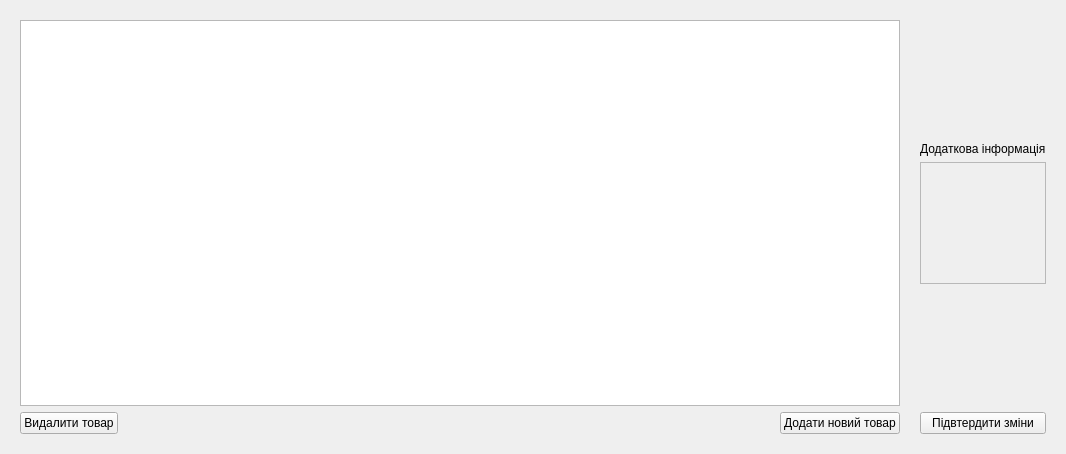
The window that src/View/MenuAdmin/menueditproduct.ui (Fyz-dev/GunStore) describes before a commit, drawn with Qt 5.
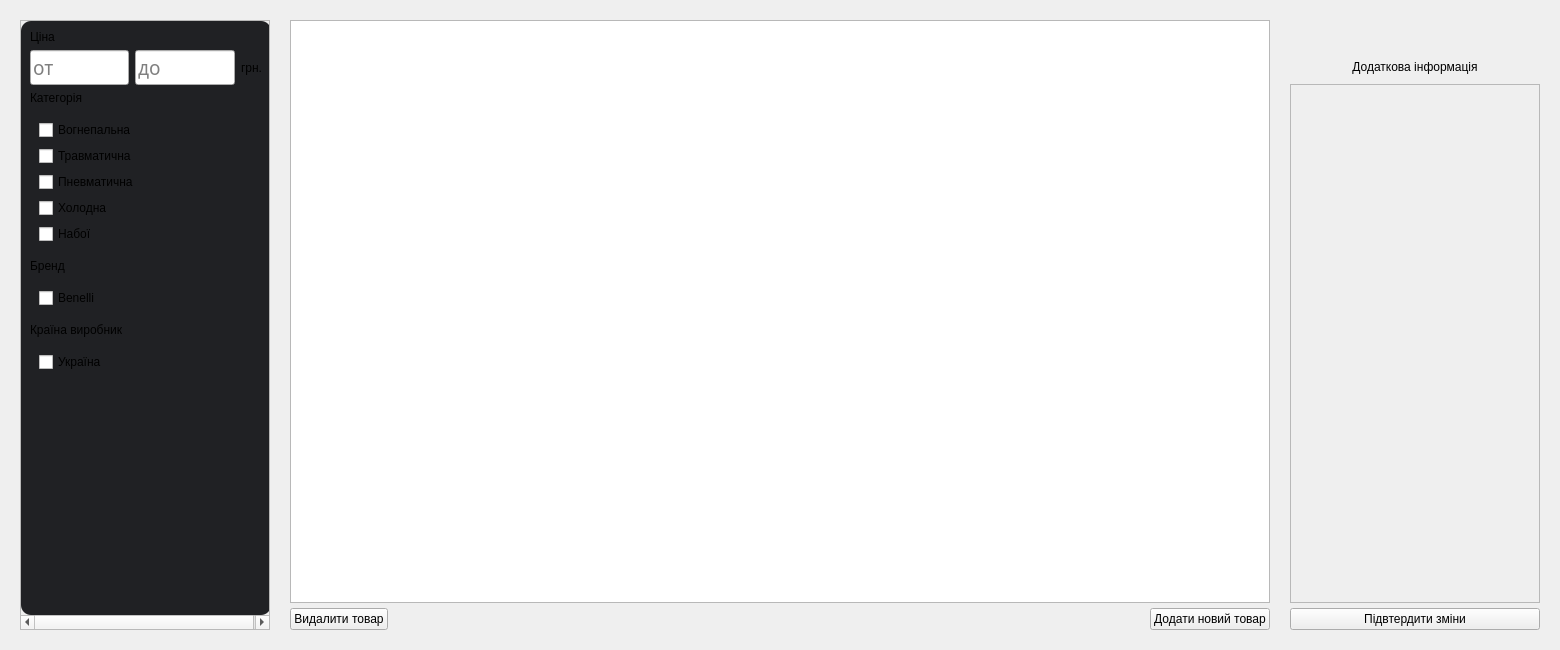
The same window after the commit.

Commit message: Decomposed the MainMenuViewModel into BaseViewModelForProduct.

```diff
--- a/src/View/MenuAdmin/menueditproduct.ui
+++ b/src/View/MenuAdmin/menueditproduct.ui
@@ -6,14 +6,24 @@
    <rect>
     <x>0</x>
     <y>0</y>
-    <width>1066</width>
-    <height>454</height>
+    <width>1560</width>
+    <height>650</height>
    </rect>
   </property>
   <property name="windowTitle">
    <string>Form</string>
   </property>
-  <layout class="QHBoxLayout" name="horizontalLayout">
+  <property name="styleSheet">
+   <string notr="true">QWidget#scrollAreaWidgetContents {
+	border-radius: 10px;
+	background-color: #202124;
+}
+
+QWidget#infoSelectProduct{
+	background-color: transparent;
+}</string>
+  </property>
+  <layout class="QHBoxLayout" name="horizontalLayout_2">
    <property name="spacing">
     <number>20</number>
    </property>
@@ -30,82 +40,469 @@
     <number>20</number>
    </property>
    <item>
-    <widget class="QWidget" name="tableEdit" native="true">
-     <layout class="QVBoxLayout" name="verticalLayout_3">
-      <property name="spacing">
-       <number>6</number>
+    <widget class="QScrollArea" name="scrollArea">
+     <property name="sizePolicy">
+      <sizepolicy hsizetype="Preferred" vsizetype="Preferred">
+       <horstretch>0</horstretch>
+       <verstretch>0</verstretch>
+      </sizepolicy>
+     </property>
+     <property name="minimumSize">
+      <size>
+       <width>250</width>
+       <height>0</height>
+      </size>
+     </property>
+     <property name="maximumSize">
+      <size>
+       <width>250</width>
+       <height>16777215</height>
+      </size>
+     </property>
+     <property name="focusPolicy">
+      <enum>Qt::NoFocus</enum>
+     </property>
+     <property name="contextMenuPolicy">
+      <enum>Qt::NoContextMenu</enum>
+     </property>
+     <property name="styleSheet">
+      <string notr="true"/>
+     </property>
+     <property name="sizeAdjustPolicy">
+      <enum>QAbstractScrollArea::AdjustToContents</enum>
+     </property>
+     <property name="widgetResizable">
+      <bool>true</bool>
+     </property>
+     <widget class="QWidget" name="scrollAreaWidgetContents">
+      <property name="geometry">
+       <rect>
+        <x>0</x>
+        <y>0</y>
+        <width>250</width>
+        <height>594</height>
+       </rect>
       </property>
-      <property name="leftMargin">
-       <number>0</number>
+      <property name="sizePolicy">
+       <sizepolicy hsizetype="Preferred" vsizetype="Preferred">
+        <horstretch>0</horstretch>
+        <verstretch>0</verstretch>
+       </sizepolicy>
       </property>
-      <property name="topMargin">
-       <number>0</number>
+      <property name="minimumSize">
+       <size>
+        <width>250</width>
+        <height>0</height>
+       </size>
       </property>
-      <property name="rightMargin">
-       <number>0</number>
+      <property name="maximumSize">
+       <size>
+        <width>250</width>
+        <height>16777215</height>
+       </size>
       </property>
-      <property name="bottomMargin">
-       <number>0</number>
+      <property name="contextMenuPolicy">
+       <enum>Qt::DefaultContextMenu</enum>
       </property>
-      <item>
-       <widget class="QTableView" name="BD"/>
-      </item>
-      <item>
-       <layout class="QHBoxLayout" name="horizontalLayout_6">
-        <item>
-         <widget class="QPushButton" name="buttonDeleteProduct">
-          <property name="text">
-           <string>Видалити товар</string>
-          </property>
-         </widget>
-        </item>
-        <item>
-         <spacer name="horizontalSpacer_3">
-          <property name="orientation">
-           <enum>Qt::Horizontal</enum>
-          </property>
-          <property name="sizeHint" stdset="0">
-           <size>
-            <width>40</width>
-            <height>20</height>
-           </size>
-          </property>
-         </spacer>
-        </item>
-        <item>
-         <widget class="QPushButton" name="buttonAddNewProduct">
-          <property name="text">
-           <string>Додати новий товар</string>
-          </property>
-         </widget>
-        </item>
-       </layout>
-      </item>
-     </layout>
+      <layout class="QVBoxLayout" name="verticalLayout_10">
+       <item>
+        <layout class="QVBoxLayout" name="priceFilter">
+         <item>
+          <widget class="QLabel" name="label_9">
+           <property name="sizePolicy">
+            <sizepolicy hsizetype="Maximum" vsizetype="Fixed">
+             <horstretch>0</horstretch>
+             <verstretch>0</verstretch>
+            </sizepolicy>
+           </property>
+           <property name="text">
+            <string>Ціна</string>
+           </property>
+          </widget>
+         </item>
+         <item>
+          <layout class="QHBoxLayout" name="horizontalLayout_4">
+           <property name="sizeConstraint">
+            <enum>QLayout::SetFixedSize</enum>
+           </property>
+           <item>
+            <widget class="QLineEdit" name="inputTo_2">
+             <property name="sizePolicy">
+              <sizepolicy hsizetype="Preferred" vsizetype="Fixed">
+               <horstretch>0</horstretch>
+               <verstretch>0</verstretch>
+              </sizepolicy>
+             </property>
+             <property name="minimumSize">
+              <size>
+               <width>0</width>
+               <height>0</height>
+              </size>
+             </property>
+             <property name="maximumSize">
+              <size>
+               <width>16777215</width>
+               <height>16777215</height>
+              </size>
+             </property>
+             <property name="font">
+              <font>
+               <family>Franklin Gothic Medium</family>
+               <pointsize>14</pointsize>
+               <italic>false</italic>
+               <bold>false</bold>
+              </font>
+             </property>
+             <property name="inputMask">
+              <string/>
+             </property>
+             <property name="placeholderText">
+              <string>от</string>
+             </property>
+            </widget>
+           </item>
+           <item>
+            <widget class="QLineEdit" name="inputDo_2">
+             <property name="sizePolicy">
+              <sizepolicy hsizetype="Preferred" vsizetype="Fixed">
+               <horstretch>0</horstretch>
+               <verstretch>0</verstretch>
+              </sizepolicy>
+             </property>
+             <property name="maximumSize">
+              <size>
+               <width>16777215</width>
+               <height>16777215</height>
+              </size>
+             </property>
+             <property name="font">
+              <font>
+               <family>Franklin Gothic Medium</family>
+               <pointsize>14</pointsize>
+               <italic>false</italic>
+               <bold>false</bold>
+              </font>
+             </property>
+             <property name="inputMask">
+              <string/>
+             </property>
+             <property name="placeholderText">
+              <string>до</string>
+             </property>
+            </widget>
+           </item>
+           <item>
+            <widget class="QLabel" name="label_10">
+             <property name="text">
+              <string>грн.</string>
+             </property>
+            </widget>
+           </item>
+          </layout>
+         </item>
+        </layout>
+       </item>
+       <item>
+        <layout class="QVBoxLayout" name="categoryFilter" stretch="1,1">
+         <item>
+          <widget class="QLabel" name="label_14">
+           <property name="sizePolicy">
+            <sizepolicy hsizetype="Maximum" vsizetype="Maximum">
+             <horstretch>0</horstretch>
+             <verstretch>0</verstretch>
+            </sizepolicy>
+           </property>
+           <property name="text">
+            <string>Категорія</string>
+           </property>
+          </widget>
+         </item>
+         <item>
+          <widget class="QFrame" name="frameCategorys">
+           <property name="sizePolicy">
+            <sizepolicy hsizetype="Maximum" vsizetype="Fixed">
+             <horstretch>0</horstretch>
+             <verstretch>0</verstretch>
+            </sizepolicy>
+           </property>
+           <layout class="QVBoxLayout" name="verticalLayout_11">
+            <item>
+             <widget class="QCheckBox" name="checkBox_10">
+              <property name="sizePolicy">
+               <sizepolicy hsizetype="Maximum" vsizetype="Fixed">
+                <horstretch>0</horstretch>
+                <verstretch>0</verstretch>
+               </sizepolicy>
+              </property>
+              <property name="text">
+               <string>Вогнепальна</string>
+              </property>
+             </widget>
+            </item>
+            <item>
+             <widget class="QCheckBox" name="checkBox_11">
+              <property name="sizePolicy">
+               <sizepolicy hsizetype="Maximum" vsizetype="Fixed">
+                <horstretch>0</horstretch>
+                <verstretch>0</verstretch>
+               </sizepolicy>
+              </property>
+              <property name="text">
+               <string>Травматична</string>
+              </property>
+             </widget>
+            </item>
+            <item>
+             <widget class="QCheckBox" name="checkBox_15">
+              <property name="sizePolicy">
+               <sizepolicy hsizetype="Maximum" vsizetype="Fixed">
+                <horstretch>0</horstretch>
+                <verstretch>0</verstretch>
+               </sizepolicy>
+              </property>
+              <property name="text">
+               <string>Пневматична</string>
+              </property>
+             </widget>
+            </item>
+            <item>
+             <widget class="QCheckBox" name="checkBox_16">
+              <property name="sizePolicy">
+               <sizepolicy hsizetype="Maximum" vsizetype="Fixed">
+                <horstretch>0</horstretch>
+                <verstretch>0</verstretch>
+               </sizepolicy>
+              </property>
+              <property name="text">
+               <string>Холодна</string>
+              </property>
+             </widget>
+            </item>
+            <item>
+             <widget class="QCheckBox" name="checkBox_17">
+              <property name="sizePolicy">
+               <sizepolicy hsizetype="Maximum" vsizetype="Fixed">
+                <horstretch>0</horstretch>
+                <verstretch>0</verstretch>
+               </sizepolicy>
+              </property>
+              <property name="text">
+               <string>Набої</string>
+              </property>
+             </widget>
+            </item>
+           </layout>
+          </widget>
+         </item>
+        </layout>
+       </item>
+       <item>
+        <layout class="QVBoxLayout" name="brendFilter">
+         <item>
+          <widget class="QLabel" name="label_15">
+           <property name="sizePolicy">
+            <sizepolicy hsizetype="Maximum" vsizetype="Preferred">
+             <horstretch>0</horstretch>
+             <verstretch>0</verstretch>
+            </sizepolicy>
+           </property>
+           <property name="text">
+            <string>Бренд</string>
+           </property>
+          </widget>
+         </item>
+         <item>
+          <widget class="QFrame" name="frameBrands">
+           <property name="sizePolicy">
+            <sizepolicy hsizetype="Maximum" vsizetype="Fixed">
+             <horstretch>0</horstretch>
+             <verstretch>0</verstretch>
+            </sizepolicy>
+           </property>
+           <layout class="QVBoxLayout" name="verticalLayout_12">
+            <item>
+             <widget class="QCheckBox" name="checkBox_18">
+              <property name="sizePolicy">
+               <sizepolicy hsizetype="Maximum" vsizetype="Fixed">
+                <horstretch>0</horstretch>
+                <verstretch>0</verstretch>
+               </sizepolicy>
+              </property>
+              <property name="text">
+               <string>Benelli</string>
+              </property>
+             </widget>
+            </item>
+           </layout>
+          </widget>
+         </item>
+        </layout>
+       </item>
+       <item>
+        <layout class="QVBoxLayout" name="countryFilter">
+         <item>
+          <widget class="QLabel" name="label_16">
+           <property name="sizePolicy">
+            <sizepolicy hsizetype="Maximum" vsizetype="Preferred">
+             <horstretch>0</horstretch>
+             <verstretch>0</verstretch>
+            </sizepolicy>
+           </property>
+           <property name="text">
+            <string>Країна виробник</string>
+           </property>
+          </widget>
+         </item>
+         <item>
+          <widget class="QFrame" name="frameCountries">
+           <property name="sizePolicy">
+            <sizepolicy hsizetype="Maximum" vsizetype="Fixed">
+             <horstretch>0</horstretch>
+             <verstretch>0</verstretch>
+            </sizepolicy>
+           </property>
+           <layout class="QVBoxLayout" name="verticalLayout_13">
+            <item>
+             <widget class="QCheckBox" name="checkBox_19">
+              <property name="sizePolicy">
+               <sizepolicy hsizetype="Maximum" vsizetype="Fixed">
+                <horstretch>0</horstretch>
+                <verstretch>0</verstretch>
+               </sizepolicy>
+              </property>
+              <property name="text">
+               <string>Україна</string>
+              </property>
+             </widget>
+            </item>
+           </layout>
+          </widget>
+         </item>
+        </layout>
+       </item>
+       <item>
+        <spacer name="verticalSpacer_11">
+         <property name="orientation">
+          <enum>Qt::Vertical</enum>
+         </property>
+         <property name="sizeType">
+          <enum>QSizePolicy::Expanding</enum>
+         </property>
+         <property name="sizeHint" stdset="0">
+          <size>
+           <width>20</width>
+           <height>40</height>
+          </size>
+         </property>
+        </spacer>
+       </item>
+      </layout>
+     </widget>
     </widget>
    </item>
    <item>
-    <widget class="QWidget" name="additionalInfo" native="true">
-     <layout class="QVBoxLayout" name="verticalLayout">
-      <property name="leftMargin">
-       <number>0</number>
-      </property>
-      <property name="topMargin">
-       <number>0</number>
-      </property>
-      <property name="rightMargin">
-       <number>0</number>
-      </property>
-      <property name="bottomMargin">
-       <number>0</number>
-      </property>
-      <item>
-       <layout class="QVBoxLayout" name="verticalLayout_AddInfo_2">
+    <layout class="QVBoxLayout" name="verticalLayout">
+     <property name="spacing">
+      <number>5</number>
+     </property>
+     <item>
+      <widget class="QTableView" name="tableViewProduct">
+       <property name="editTriggers">
+        <set>QAbstractItemView::NoEditTriggers</set>
+       </property>
+       <property name="selectionMode">
+        <enum>QAbstractItemView::SingleSelection</enum>
+       </property>
+       <property name="selectionBehavior">
+        <enum>QAbstractItemView::SelectRows</enum>
+       </property>
+       <property name="sortingEnabled">
+        <bool>true</bool>
+       </property>
+      </widget>
+     </item>
+     <item>
+      <layout class="QHBoxLayout" name="horizontalLayout">
+       <item>
+        <widget class="QPushButton" name="buttonDeleteProduct">
+         <property name="text">
+          <string>Видалити товар</string>
+         </property>
+        </widget>
+       </item>
+       <item>
+        <spacer name="horizontalSpacer_3">
+         <property name="orientation">
+          <enum>Qt::Horizontal</enum>
+         </property>
+         <property name="sizeHint" stdset="0">
+          <size>
+           <width>37</width>
+           <height>20</height>
+          </size>
+         </property>
+        </spacer>
+       </item>
+       <item>
+        <widget class="QPushButton" name="buttonAddNewProduct">
+         <property name="text">
+          <string>Додати новий товар</string>
+         </property>
+        </widget>
+       </item>
+      </layout>
+     </item>
+    </layout>
+   </item>
+   <item>
+    <layout class="QVBoxLayout" name="verticalLayout_2">
+     <property name="spacing">
+      <number>5</number>
+     </property>
+     <item>
+      <widget class="QWidget" name="infoProductAndSuc" native="true">
+       <property name="sizePolicy">
+        <sizepolicy hsizetype="Preferred" vsizetype="Preferred">
+         <horstretch>0</horstretch>
+         <verstretch>0</verstretch>
+        </sizepolicy>
+       </property>
+       <property name="minimumSize">
+        <size>
+         <width>250</width>
+         <height>0</height>
+        </size>
+       </property>
+       <property name="maximumSize">
+        <size>
+         <width>16777215</width>
+         <height>16777215</height>
+        </size>
+       </property>
+       <layout class="QVBoxLayout" name="verticalLayout_14">
+        <property name="spacing">
+         <number>10</number>
+        </property>
+        <property name="leftMargin">
+         <number>0</number>
+        </property>
+        <property name="topMargin">
+         <number>0</number>
+        </property>
+        <property name="rightMargin">
+         <number>0</number>
+        </property>
+        <property name="bottomMargin">
+         <number>0</number>
+        </property>
         <item>
-         <spacer name="verticalSpacer_7">
+         <spacer name="verticalSpacer_5">
           <property name="orientation">
            <enum>Qt::Vertical</enum>
           </property>
+          <property name="sizeType">
+           <enum>QSizePolicy::Preferred</enum>
+          </property>
           <property name="sizeHint" stdset="0">
            <size>
             <width>20</width>
@@ -115,65 +512,82 @@
          </spacer>
         </item>
         <item>
-         <widget class="QLabel" name="label_2">
-          <property name="sizePolicy">
-           <sizepolicy hsizetype="Preferred" vsizetype="Fixed">
-            <horstretch>0</horstretch>
-            <verstretch>0</verstretch>
-           </sizepolicy>
-          </property>
-          <property name="text">
-           <string>Додаткова інформація</string>
-          </property>
-         </widget>
+         <layout class="QVBoxLayout" name="verticalLayout_15">
+          <item>
+           <layout class="QHBoxLayout" name="horizontalLayout_5">
+            <item>
+             <widget class="QLabel" name="label_3">
+              <property name="sizePolicy">
+               <sizepolicy hsizetype="Preferred" vsizetype="Preferred">
+                <horstretch>0</horstretch>
+                <verstretch>0</verstretch>
+               </sizepolicy>
+              </property>
+              <property name="text">
+               <string>Додаткова інформація</string>
+              </property>
+              <property name="alignment">
+               <set>Qt::AlignCenter</set>
+              </property>
+             </widget>
+            </item>
+           </layout>
+          </item>
+          <item>
+           <widget class="QScrollArea" name="infoSelectProductScroll">
+            <property name="sizePolicy">
+             <sizepolicy hsizetype="Preferred" vsizetype="Expanding">
+              <horstretch>0</horstretch>
+              <verstretch>0</verstretch>
+             </sizepolicy>
+            </property>
+            <property name="styleSheet">
+             <string notr="true"/>
+            </property>
+            <property name="horizontalScrollBarPolicy">
+             <enum>Qt::ScrollBarAsNeeded</enum>
+            </property>
+            <property name="sizeAdjustPolicy">
+             <enum>QAbstractScrollArea::AdjustIgnored</enum>
+            </property>
+            <property name="widgetResizable">
+             <bool>true</bool>
+            </property>
+            <property name="alignment">
+             <set>Qt::AlignLeading|Qt::AlignLeft|Qt::AlignTop</set>
+            </property>
+            <widget class="QWidget" name="infoSelectProduct">
+             <property name="geometry">
+              <rect>
+               <x>0</x>
+               <y>0</y>
+               <width>246</width>
+               <height>501</height>
+              </rect>
+             </property>
+             <property name="sizePolicy">
+              <sizepolicy hsizetype="Preferred" vsizetype="Preferred">
+               <horstretch>0</horstretch>
+               <verstretch>0</verstretch>
+              </sizepolicy>
+             </property>
+             <layout class="QVBoxLayout" name="verticalLayout_16"/>
+            </widget>
+           </widget>
+          </item>
+         </layout>
         </item>
-        <item>
-         <widget class="QScrollArea" name="scrollArea_2">
-          <property name="sizePolicy">
-           <sizepolicy hsizetype="Preferred" vsizetype="Expanding">
-            <horstretch>0</horstretch>
-            <verstretch>0</verstretch>
-           </sizepolicy>
-          </property>
-          <property name="widgetResizable">
-           <bool>true</bool>
-          </property>
-          <widget class="QWidget" name="scrollAreaWidgetContents_2">
-           <property name="geometry">
-            <rect>
-             <x>0</x>
-             <y>0</y>
-             <width>122</width>
-             <height>114</height>
-            </rect>
-           </property>
-          </widget>
-         </widget>
-        </item>
-        <item>
-         <spacer name="verticalSpacer_6">
-          <property name="orientation">
-           <enum>Qt::Vertical</enum>
-          </property>
-          <property name="sizeHint" stdset="0">
-           <size>
-            <width>20</width>
-            <height>40</height>
-           </size>
-          </property>
-         </spacer>
-        </item>
        </layout>
-      </item>
-      <item>
-       <widget class="QPushButton" name="buttonAccept">
-        <property name="text">
-         <string>Підвтердити зміни</string>
-        </property>
-       </widget>
-      </item>
-     </layout>
-    </widget>
+      </widget>
+     </item>
+     <item>
+      <widget class="QPushButton" name="buttonAccept">
+       <property name="text">
+        <string>Підвтердити зміни</string>
+       </property>
+      </widget>
+     </item>
+    </layout>
    </item>
   </layout>
  </widget>
```
The commit also changes 7 other files.
